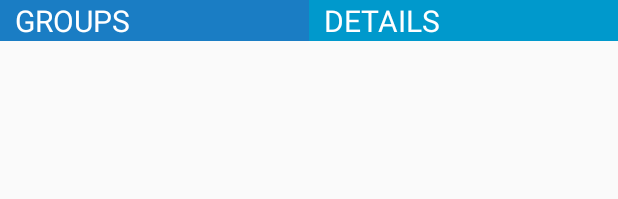
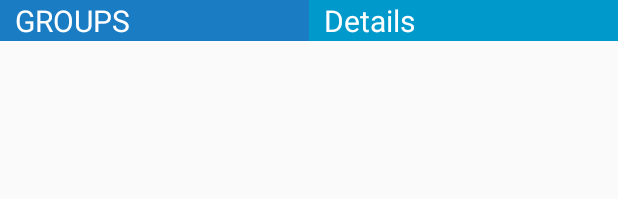
Before and after one commit to raihansarkar/FIFAWorldCup, an Android app: the layout fragment_details.xml on its own in the app's theme, with its tools: preview values and no code run, on a phone screen of 412 x 824 dp. Shown: the top 199 px of the screen. Run offline under Robolectric (Android 15) with nearby library versions, the phone set to English and light mode, and no system bars.

Commit message:
Revert "Details and Group"
This reverts commit 9d52fa735141a6987335fb953b63c6a6f8c28274.

```diff
--- a/app/src/main/res/layout/fragment_details.xml
+++ b/app/src/main/res/layout/fragment_details.xml
@@ -35,7 +35,7 @@
                 android:background="@android:color/holo_blue_dark"
                 android:paddingLeft="10sp"
                 android:paddingRight="10sp"
-                android:text="DETAILS"
+                android:text="Details"
                 android:textColor="#fff"
                 android:textSize="20sp" />
         </LinearLayout>
--- a/app/src/main/res/layout/fragment_group.xml
+++ b/app/src/main/res/layout/fragment_group.xml
@@ -37,7 +37,7 @@
                 android:background="#1a7dc4"
                 android:paddingLeft="10sp"
                 android:paddingRight="10sp"
-                android:text="DETAILS"
+                android:text="Details"
                 android:textColor="#fff"
                 android:textSize="20sp" />
         </LinearLayout>
--- a/app/src/main/res/layout/fragment_schedule.xml
+++ b/app/src/main/res/layout/fragment_schedule.xml
@@ -53,7 +53,7 @@
         <ListView
             android:id="@+id/matchListviewId"
             android:layout_width="match_parent"
-            android:layout_height="match_parent" >
+            android:layout_height="425sp" >
 
         </ListView>
 
```
